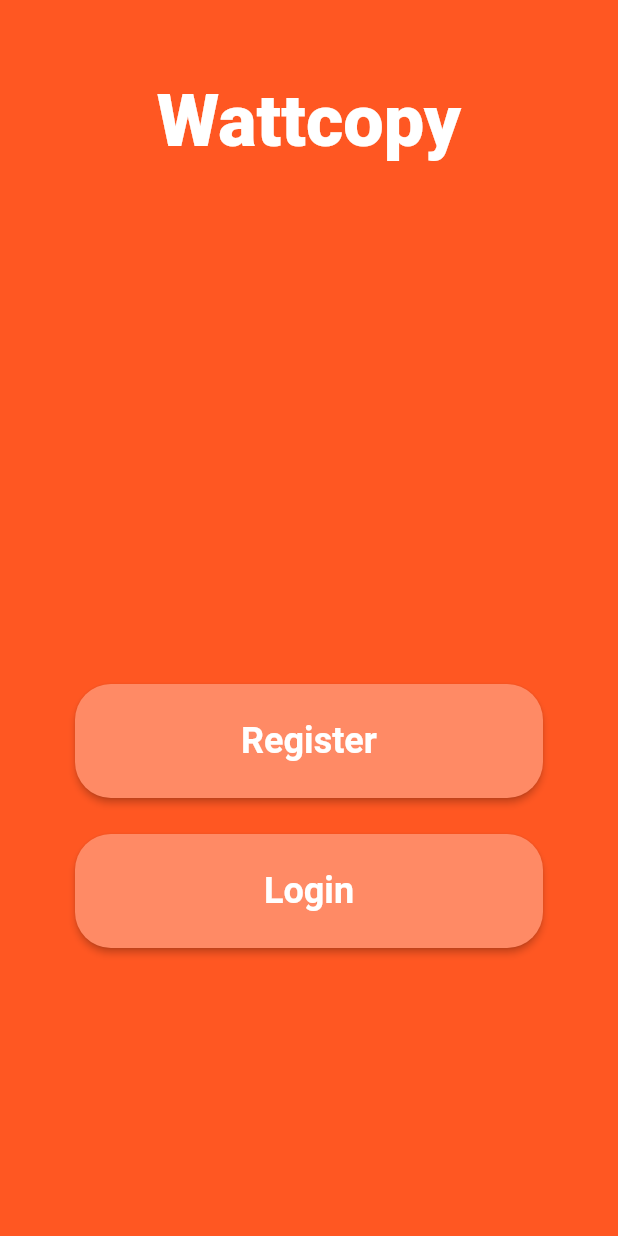
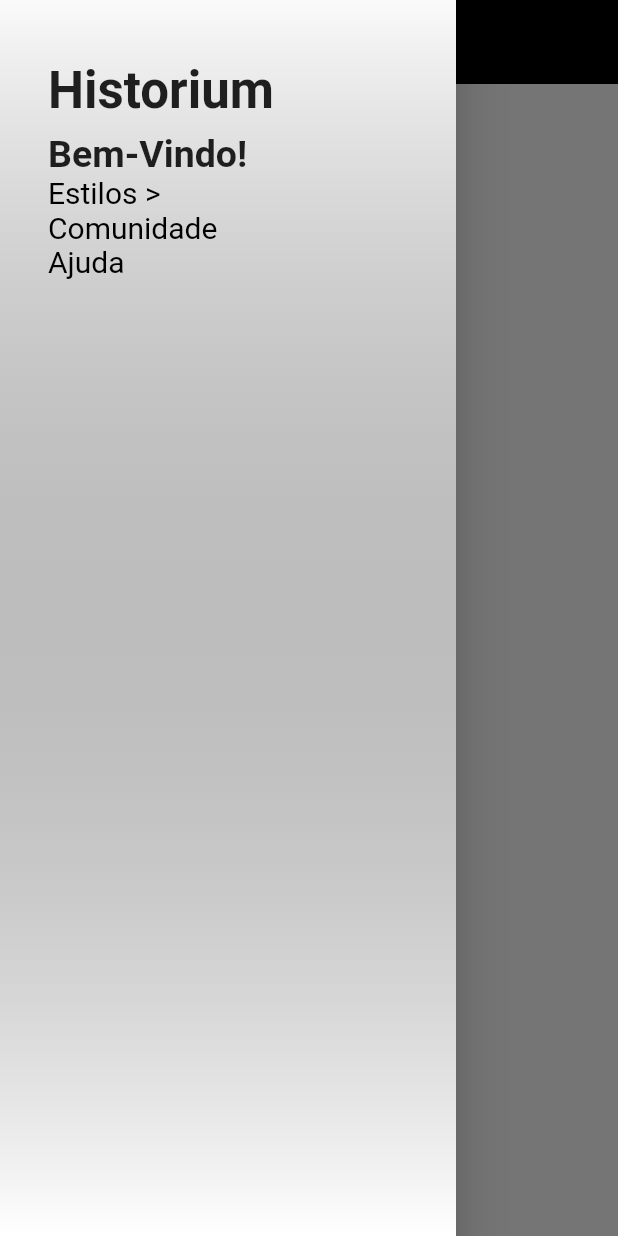
Before and after one commit to C-Henrique-Almeida/APP---Historium---Flutter, a Flutter app: the screen it shows after launch, with the side drawer open (before the commit the screen has no drawer), on a phone screen of 412 x 824 dp. Run offline on Flutter 3.47's test engine with Material 2 defaults, Android fonts, the phone set to English and light mode, and no system bars; our stand-ins replace firebase_auth, firebase_core, firebase_database, google_fonts; accounts and stored records are empty; Roboto replaces fonts that are missing (Revalia).

Commit message:
Drawer adicionado

```diff
--- /dev/null
+++ b/lib/CustomDrawer.dart
@@ -0,0 +1,85 @@
+import 'package:flutter/material.dart';
+
+class CustomDrawer extends StatelessWidget {
+  @override
+  Widget build(BuildContext context) {
+    Widget _buildDrawerBack() => Container(
+      decoration: BoxDecoration(
+        gradient: LinearGradient(
+          colors: [
+            Color.fromARGB(0, 0, 0, 0),
+            Colors.white
+          ],
+          begin: Alignment.topCenter,
+          end: Alignment.bottomCenter
+          ),
+      ),
+    );
+
+    return Drawer(
+      child: Stack(
+        children: <Widget>[
+            _buildDrawerBack(),
+            ListView(
+              padding: EdgeInsets.only(left: 32.0, top:  16.0),
+              children: <Widget>[
+                Container(
+                  margin: EdgeInsets.only(bottom: 0.0),
+                  padding: EdgeInsets.fromLTRB(0.0, 16.0, 16.0, 0.0),
+                  height: 170.0,
+                  child: Stack(
+                    children: <Widget>[
+                      Positioned(
+                        top: 8.0,
+                        left: 0.0,
+                        child: Text("Historium",
+                          style: TextStyle(fontSize: 34.0, fontWeight: FontWeight.bold)
+                          )
+                        ),
+                        Positioned(
+                          left: 0.0,
+                          bottom: 0.0,
+                          child: Column(
+                            crossAxisAlignment: CrossAxisAlignment.start,
+                            children: <Widget>[
+                              Text(
+                                "Bem-Vindo!",
+                                style: TextStyle(
+                                  fontSize: 25.0,
+                                  fontWeight: FontWeight.bold
+                                ),
+                              ),
+                              Text(
+                                "Estilos >",
+                                style: TextStyle(
+                                  color: Colors.black,
+                                  fontSize: 20.0
+                                ),
+                              ),
+                              Text(
+                                "Comunidade",
+                                style: TextStyle(
+                                  color: Colors.black,
+                                  fontSize: 20.0
+                                ),
+                              ),
+                              Text(
+                                "Ajuda",
+                                style: TextStyle(
+                                  color: Colors.black,
+                                  fontSize: 20.0
+                                ),
+                              )
+                            ],
+                          ),
+                        )
+                    ],
+                  ),
+                ),
+              ],
+            ),
+          ],
+      ),
+    );
+  }
+}
--- /dev/null
+++ b/lib/home_screen.dart
@@ -0,0 +1,20 @@
+import 'package:flutter/material.dart';
+import 'CustomDrawer.dart';
+import 'home_tab.dart';
+
+class HomeScreen extends StatelessWidget {
+  //final _pageController = PageController();
+
+  @override
+  Widget build(BuildContext context) {
+    return PageView(
+      physics: NeverScrollableScrollPhysics(),
+      children: <Widget>[
+        Scaffold(
+          body: HomeTab(),
+          drawer: CustomDrawer(),
+        )
+      ],
+    );
+  }
+}
--- /dev/null
+++ b/lib/home_tab.dart
@@ -0,0 +1,31 @@
+import 'package:flutter/material.dart';
+
+class HomeTab extends StatelessWidget {
+  @override
+  Widget build(BuildContext context) {
+    Widget _buildBodyBack() => Container(
+      decoration: BoxDecoration(
+        color: Colors.white
+      ),
+    );
+
+    return Stack(
+      children: <Widget>[
+        _buildBodyBack(),
+        CustomScrollView(
+          slivers: <Widget>[
+            SliverAppBar(
+              floating: true,
+              backgroundColor: Colors.black,
+              elevation: 0.0,
+              flexibleSpace: FlexibleSpaceBar(
+                title: const Text("Início"),
+                centerTitle: true,
+              ),
+            )
+          ],
+        )
+      ],
+    );
+  }
+}
--- a/lib/main.dart
+++ b/lib/main.dart
@@ -1,25 +1,30 @@
+//import 'dart:js';
+
 import 'package:firebase_core/firebase_core.dart';
 import 'package:flutter/material.dart';
 import 'package:wattcopy/ResetPasswordPage.dart';
-import 'package:wattcopy/themes/AppTheme.dart';
 import 'package:wattcopy/LandingPage.dart';
 import 'package:wattcopy/LoginScreen.dart';
 import 'package:wattcopy/RegisterScreen.dart';
 
+import 'home_screen.dart';
+
 void main() async {
-  // It's better to just keep it here
   WidgetsFlutterBinding.ensureInitialized();
 
   Firebase.initializeApp();
   runApp(
     MaterialApp(
       initialRoute: '/',
-      theme: themeData,
+      theme: ThemeData(
+      ),
       routes: {
-        "/": (context) => LandingPage(),
+        "/": (context) => HomeScreen(),
+        "/início": (context) => LandingPage(),
         "/register": (context) => RegisterScreen(),
         "/login": (context) => LoginScreen(),
-        '/password-reset': (context) => ResetPasswordPage()
+        '/password-reset': (context) => ResetPasswordPage(),
+        '/first_page': (context) => HomeScreen()
       },
     ),
   );
```
Also changed, not shown: pubspec.lock.
